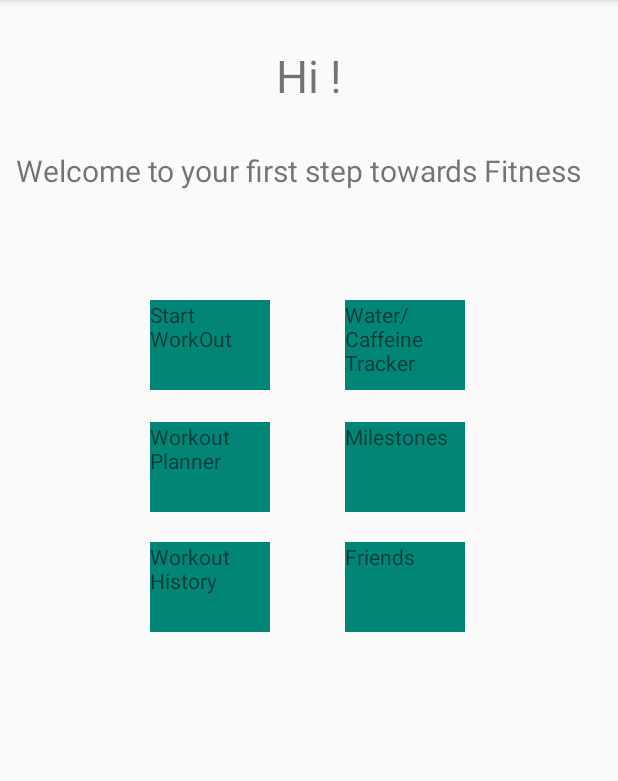
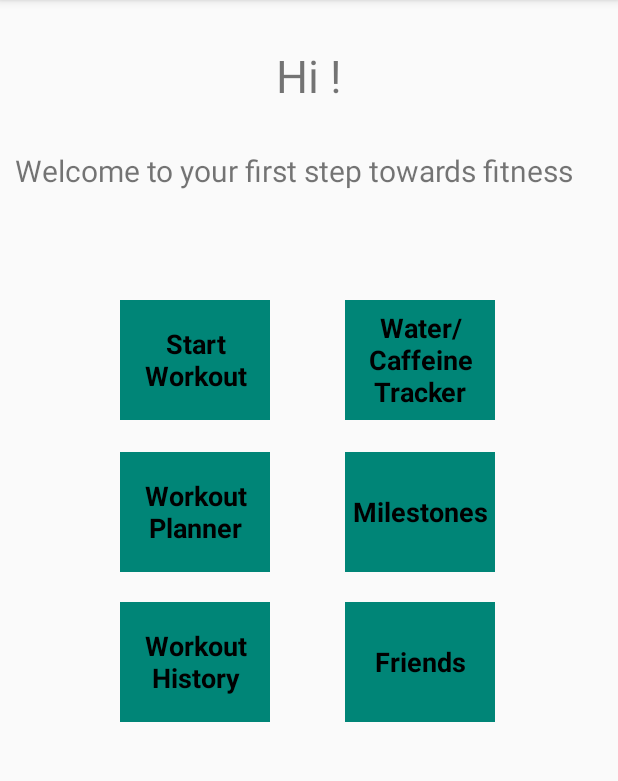
Before and after one commit to TruptiVaity/KT-Fitness, an Android app: the MainActivity screen opened directly, with no data from a screen before it, on a phone screen of 412 x 824 dp, the part 84-865 px from its top. Run offline under Robolectric (Android 15) with nearby library versions, the phone set to English and light mode, and no system bars; our stand-ins replace Firebase (no records; nobody signed in at launch, a user with empty details on screens opened directly).

```diff
--- a/app/src/main/java/com/example/ktfit/AccountInfo.java
+++ b/app/src/main/java/com/example/ktfit/AccountInfo.java
@@ -15,6 +15,8 @@ import com.google.android.gms.tasks.Task;
 import com.google.firebase.auth.FirebaseAuth;
 import com.google.firebase.auth.FirebaseUser;
 import com.google.firebase.auth.UserProfileChangeRequest;
+
+//https://stackoverflow.com/questions/30910704/how-do-i-link-each-user-to-their-data-in-firebase
 
 public class AccountInfo extends AppCompatActivity implements View.OnClickListener{
 
--- a/app/src/main/java/com/example/ktfit/MainActivity.java
+++ b/app/src/main/java/com/example/ktfit/MainActivity.java
@@ -38,7 +38,8 @@ public class MainActivity extends AppCompatActivity implements SensorEventListen
         String name = user.getDisplayName();
 
         TextView nText = (TextView) findViewById(R.id.name);
-        nText.setText("Hi " + name + "!");
+        if (name != null)
+            nText.setText("Hi " + name + "!");
 
         TextView startWorkout = (TextView) findViewById(R.id.start_workout);
         startWorkout.setOnClickListener(new View.OnClickListener() {
--- a/app/src/main/java/com/example/ktfit/WaterCaffeineTrackerActivity.java
+++ b/app/src/main/java/com/example/ktfit/WaterCaffeineTrackerActivity.java
@@ -21,7 +21,7 @@ import java.io.FileOutputStream;
 import java.util.ArrayList;
 import java.util.Random;
 
-import static com.example.ktfit.MainActivity.getTimeStamp;
+//import static com.example.ktfit.MainActivity.getTimeStamp;
 
 public class WaterCaffeineTrackerActivity extends AppCompatActivity {
     private static final String FILE_NAME = "tracker.txt";
@@ -228,10 +228,10 @@ public class WaterCaffeineTrackerActivity extends AppCompatActivity {
     private void saveInTextFile() {
         try {
 
-            String fileContents = getTimeStamp().concat("\n");
+//            String fileContents = getTimeStamp().concat("\n");
 
             FileOutputStream fileOutputStream = openFileOutput(FILE_NAME, MODE_APPEND);
-            fileOutputStream.write(fileContents.getBytes());
+//            fileOutputStream.write(fileContents.getBytes());
             Toast.makeText(getBaseContext(),"Saved to file",Toast.LENGTH_SHORT).show();
             fileOutputStream.close();
 
--- a/app/src/main/res/layout/activity_main.xml
+++ b/app/src/main/res/layout/activity_main.xml
@@ -24,73 +24,96 @@
         android:layout_marginLeft="10dp"
         android:layout_marginTop="100dp"
         android:gravity="center_horizontal"
-        android:text="Welcome to your first step towards Fitness"
+        android:text="Welcome to your first step towards fitness"
         android:textSize="20dp" />
 
     <TextView
         android:id="@+id/history"
-        android:layout_width="80dp"
-        android:layout_height="60dp"
+        android:layout_width="100dp"
+        android:layout_height="80dp"
         android:layout_below="@id/workoutplanner"
-        android:layout_marginLeft="100dp"
+        android:layout_marginLeft="80dp"
         android:layout_marginTop="20dp"
         android:background="@color/colorPrimary"
-        android:text="Workout History" />
+        android:gravity="center"
+        android:text="Workout History"
+        android:textColor="@android:color/black"
+        android:textSize="18sp"
+        android:textStyle="bold" />
 
     <TextView
         android:id="@+id/start_workout"
-        android:layout_width="80dp"
-        android:layout_height="60dp"
-        android:layout_marginLeft="100dp"
+        android:layout_width="100dp"
+        android:layout_height="80dp"
+        android:layout_marginLeft="80dp"
         android:layout_marginTop="200dp"
         android:background="@color/colorPrimary"
-        android:text="Start WorkOut"
+        android:gravity="center"
+        android:text="Start Workout"
+        android:textColor="@android:color/black"
+        android:textSize="18sp"
+        android:textStyle="bold"
         app:layout_constraintLeft_toLeftOf="@id/water_caffeine_tracker" />
 
     <TextView
         android:id="@+id/water_caffeine_tracker"
-        android:layout_width="80dp"
-        android:layout_height="60dp"
+        android:layout_width="100dp"
+        android:layout_height="80dp"
         android:layout_marginLeft="50dp"
         android:layout_marginTop="200dp"
         android:layout_toRightOf="@id/start_workout"
         android:background="@color/colorPrimary"
-        android:text="Water/Caffeine Tracker" />
+        android:gravity="center"
+        android:text="Water/Caffeine Tracker"
+        android:textColor="@android:color/black"
+        android:textSize="18sp"
+        android:textStyle="bold" />
 
     <TextView
         android:id="@+id/workoutplanner"
-        android:layout_width="80dp"
-        android:layout_height="60dp"
+        android:layout_width="100dp"
+        android:layout_height="80dp"
         android:layout_below="@id/start_workout"
-        android:layout_marginLeft="100dp"
+        android:layout_marginLeft="80dp"
         android:layout_marginTop="21dp"
         android:background="@color/colorPrimary"
-        android:text="Workout Planner"
+        android:gravity="center"
 
 
-        />
+        android:text="Workout Planner"
+        android:textColor="@android:color/black"
+        android:textSize="18sp"
+        android:textStyle="bold" />
 
     <TextView
         android:id="@+id/milestones"
-        android:layout_width="80dp"
-        android:layout_height="60dp"
+        android:layout_width="100dp"
+        android:layout_height="80dp"
         android:layout_below="@id/water_caffeine_tracker"
         android:layout_marginLeft="50dp"
         android:layout_marginTop="21dp"
         android:layout_toRightOf="@id/workoutplanner"
         android:background="@color/colorPrimary"
-        android:text="Milestones" />
+        android:gravity="center"
+        android:text="Milestones"
+        android:textColor="@android:color/black"
+        android:textSize="18sp"
+        android:textStyle="bold" />
 
     <TextView
         android:id="@+id/friends"
-        android:layout_width="80dp"
-        android:layout_height="60dp"
+        android:layout_width="100dp"
+        android:layout_height="80dp"
         android:layout_below="@id/milestones"
         android:layout_marginLeft="50dp"
         android:layout_marginTop="20dp"
         android:layout_toRightOf="@id/history"
         android:background="@color/colorPrimary"
-        android:text="Friends" />
+        android:gravity="center"
+        android:text="Friends"
+        android:textColor="@android:color/black"
+        android:textSize="18sp"
+        android:textStyle="bold" />
 
     <TextView
         android:id="@+id/step_counting"
```
Also changed, not shown: app/src/main/java/com/example/ktfit/MilestonesActivity.java (+96 -46 lines), app/src/main/java/com/example/ktfit/StartWorkoutActivity.java (+5 -5 lines), app/src/main/res/drawable-anydpi/check.xml (added, +14 -0 lines), app/src/main/res/layout/activity_milestones.xml (+5 -50 lines), app/src/main/res/drawable-hdpi/check.png (added), app/src/main/res/drawable-xhdpi/check.png (added), app/src/main/res/drawable-xxhdpi/check.png (added).
